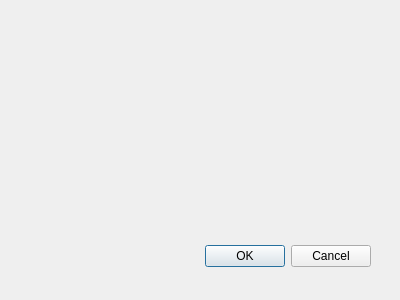
Before: the Qt Designer form dissolve_singlepart/dissolve_singlepart_dialog_base.ui in pandryk/PythonRepo, drawn with Qt 5.
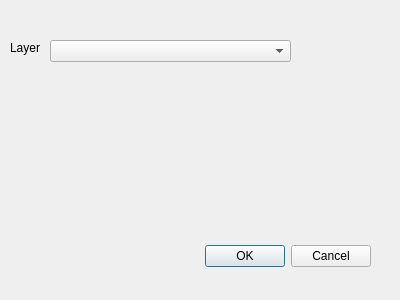
After: the same form once the commit is applied.

Commit message: GUI, layers' list

Diff of the .ui file:
```diff
--- a/dissolve_singlepart/dissolve_singlepart_dialog_base.ui
+++ b/dissolve_singlepart/dissolve_singlepart_dialog_base.ui
@@ -28,6 +28,29 @@
     <set>QDialogButtonBox::Cancel|QDialogButtonBox::Ok</set>
    </property>
   </widget>
+  <widget class="QComboBox" name="layerComboBox">
+   <property name="geometry">
+    <rect>
+     <x>50</x>
+     <y>40</y>
+     <width>241</width>
+     <height>22</height>
+    </rect>
+   </property>
+  </widget>
+  <widget class="QLabel" name="layerLabel">
+   <property name="geometry">
+    <rect>
+     <x>10</x>
+     <y>40</y>
+     <width>31</width>
+     <height>16</height>
+    </rect>
+   </property>
+   <property name="text">
+    <string>Layer</string>
+   </property>
+  </widget>
  </widget>
  <resources/>
  <connections>
```
Left out of the diff: 41 changed lines with no effect on the pictures. The commit also changes 6 other files.
